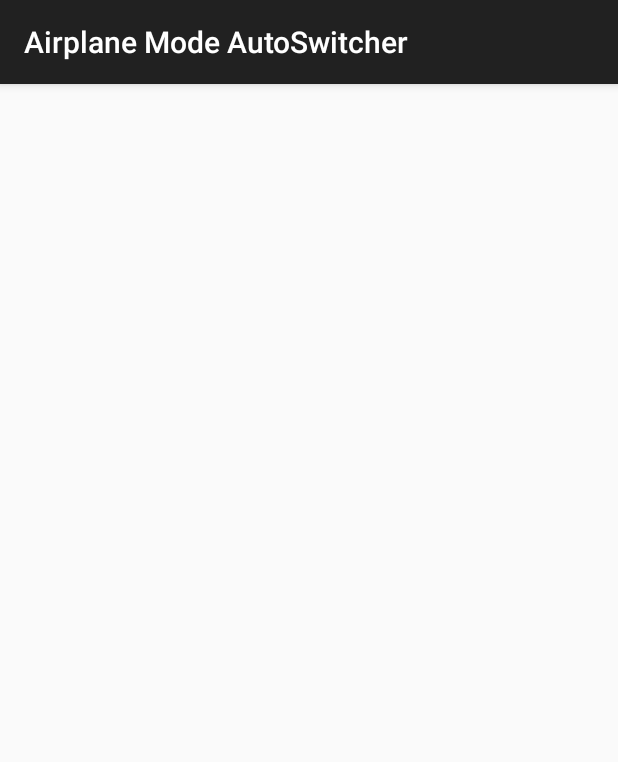
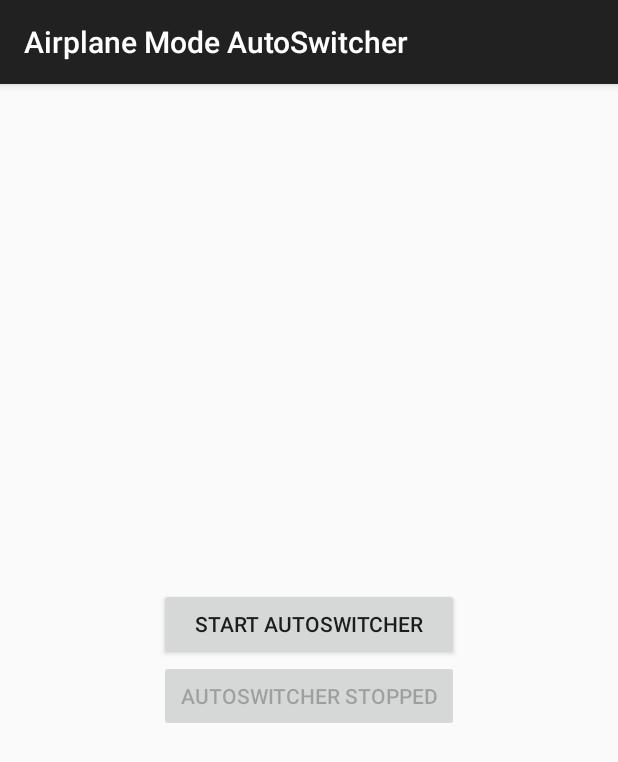
Before and after one commit to andreycooper/airplane-mode-autoswitcher, an Android app: the screen it shows after launch (MainActivity), on a phone screen of 412 x 824 dp. Shown: the top 762 px of the screen. Run offline under Robolectric (Android 15) with nearby library versions, the phone set to English and light mode, and no system bars.

```diff
--- a/app/src/main/java/com/weezlabs/airplanemodeautoswitcher/MainActivity.java
+++ b/app/src/main/java/com/weezlabs/airplanemodeautoswitcher/MainActivity.java
@@ -1,17 +1,40 @@
 package com.weezlabs.airplanemodeautoswitcher;
 
 import android.os.Bundle;
-import android.support.v7.app.ActionBarActivity;
+import android.support.v7.app.AppCompatActivity;
 import android.view.Menu;
 import android.view.MenuItem;
+import android.view.View;
+import android.widget.Button;
 
 
-public class MainActivity extends ActionBarActivity {
+public class MainActivity extends AppCompatActivity {
+
+    private Button mStartButton;
+    private Button mStopButton;
 
     @Override
     protected void onCreate(Bundle savedInstanceState) {
         super.onCreate(savedInstanceState);
         setContentView(R.layout.activity_main);
+        mStartButton = (Button) findViewById(R.id.start_button);
+        mStopButton = (Button) findViewById(R.id.stop_button);
+        updateButtons();
+    }
+
+    private void updateButtons() {
+        if (Utils.isSignalReceiverWork(this)) {
+            mStartButton.setEnabled(false);
+            mStartButton.setText(getString(R.string.label_button_start_disabled));
+            mStopButton.setEnabled(true);
+            mStopButton.setText(getString(R.string.label_button_stop_enabled));
+
+        } else {
+            mStopButton.setEnabled(false);
+            mStopButton.setText(getString(R.string.label_button_stop_disabled));
+            mStartButton.setEnabled(true);
+            mStartButton.setText(getString(R.string.label_button_start_enabled));
+        }
     }
 
     @Override
@@ -30,4 +53,14 @@ public class MainActivity extends ActionBarActivity {
 
         return super.onOptionsItemSelected(item);
     }
+
+    public void onClickStartSwitcher(View view) {
+        Utils.setSignalReceiverWork(this, true);
+        updateButtons();
+    }
+
+    public void onClickStopSwitcher(View view) {
+        Utils.setSignalReceiverWork(this, false);
+        updateButtons();
+    }
 }
--- /dev/null
+++ b/app/src/main/java/com/weezlabs/airplanemodeautoswitcher/Utils.java
@@ -0,0 +1,29 @@
+package com.weezlabs.airplanemodeautoswitcher;
+
+import android.content.Context;
+import android.content.SharedPreferences;
+import android.preference.PreferenceManager;
+
+/**
+ * Created by Andrey Bondarenko on 29.05.15.
+ */
+public class Utils {
+    private static final String SIGNAL_RECEIVER_KEY = "signal_receiver_key";
+
+    private Utils() {
+    }
+
+    public static void setSignalReceiverWork(Context context, boolean isOn) {
+        SharedPreferences prefs = PreferenceManager
+                .getDefaultSharedPreferences(context.getApplicationContext());
+        SharedPreferences.Editor editor = prefs.edit();
+        editor.putBoolean(SIGNAL_RECEIVER_KEY, isOn);
+        editor.apply();
+    }
+
+    public static boolean isSignalReceiverWork(Context context) {
+        SharedPreferences prefs = PreferenceManager
+                .getDefaultSharedPreferences(context.getApplicationContext());
+        return prefs.getBoolean(SIGNAL_RECEIVER_KEY, false);
+    }
+}
--- a/app/src/main/res/layout/activity_main.xml
+++ b/app/src/main/res/layout/activity_main.xml
@@ -8,4 +8,27 @@
                 android:paddingTop="@dimen/activity_vertical_margin"
                 tools:context=".MainActivity">
 
+    <LinearLayout
+        android:layout_width="wrap_content"
+        android:layout_height="wrap_content"
+        android:layout_centerInParent="true"
+        android:orientation="vertical">
+
+        <Button
+            android:id="@+id/start_button"
+            android:layout_width="wrap_content"
+            android:layout_height="wrap_content"
+            android:minWidth="@dimen/button_min_width"
+            android:onClick="onClickStartSwitcher"
+            android:text="@string/label_button_start_enabled"/>
+
+        <Button
+            android:id="@+id/stop_button"
+            android:layout_width="wrap_content"
+            android:layout_height="wrap_content"
+            android:minWidth="@dimen/button_min_width"
+            android:onClick="onClickStopSwitcher"
+            android:text="@string/label_button_stop_enabled"/>
+    </LinearLayout>
+
 </RelativeLayout>
--- a/app/src/main/res/values/dimens.xml
+++ b/app/src/main/res/values/dimens.xml
@@ -2,4 +2,6 @@
     <!-- Default screen margins, per the Android Design guidelines. -->
     <dimen name="activity_horizontal_margin">16dp</dimen>
     <dimen name="activity_vertical_margin">16dp</dimen>
+
+    <dimen name="button_min_width">200dp</dimen>
 </resources>
--- a/app/src/main/res/values/strings.xml
+++ b/app/src/main/res/values/strings.xml
@@ -1,4 +1,9 @@
 <resources>
     <string name="app_name">Airplane Mode AutoSwitcher</string>
     <string name="action_settings">Settings</string>
+
+    <string name="label_button_start_enabled">Start AutoSwitcher</string>
+    <string name="label_button_stop_enabled">Stop AutoSwitcher</string>
+    <string name="label_button_start_disabled">AutoSwitcher started</string>
+    <string name="label_button_stop_disabled">AutoSwitcher stopped</string>
 </resources>
```
Also changed, not shown: app/src/main/AndroidManifest.xml (+28 -6 lines), app/src/main/java/com/weezlabs/airplanemodeautoswitcher/PhoneStateReceiver.java (added, +63 -0 lines), app/src/main/java/com/weezlabs/airplanemodeautoswitcher/SignalStrengthReceiver.java (added, +31 -0 lines).
